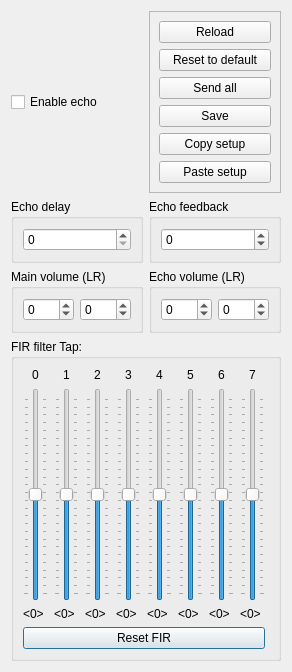
This is examples/MusPlay-Qt/MainWindow/echo_tune.ui in WohlSoft/SDL-Mixer-X as Qt 5 draws it before an edit. The edited form follows.
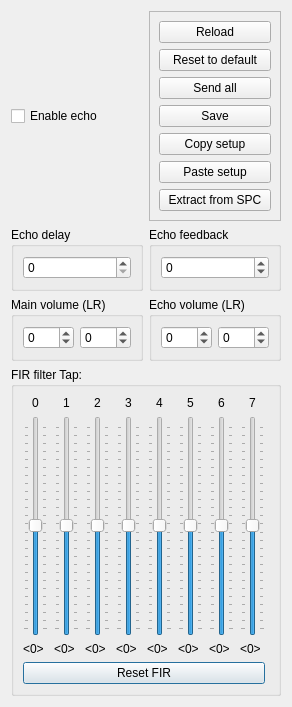
This is the edited form.

Commit message:
MusPlayQt: Echo setup import from SPC files
Added an ability to import echo setup from existing SPC files (SNES chiptunes)

```diff
--- a/examples/MusPlay-Qt/MainWindow/echo_tune.ui
+++ b/examples/MusPlay-Qt/MainWindow/echo_tune.ui
@@ -7,7 +7,7 @@
     <x>0</x>
     <y>0</y>
     <width>292</width>
-    <height>620</height>
+    <height>707</height>
    </rect>
   </property>
   <property name="windowTitle">
@@ -487,6 +487,13 @@
         </property>
        </widget>
       </item>
+      <item>
+       <widget class="QPushButton" name="readFromSPC">
+        <property name="text">
+         <string>Extract from SPC</string>
+        </property>
+       </widget>
+      </item>
      </layout>
     </widget>
    </item>
```
Left out of the diff: 3 changed lines with no effect on the pictures. The commit also changes 3 other files.
